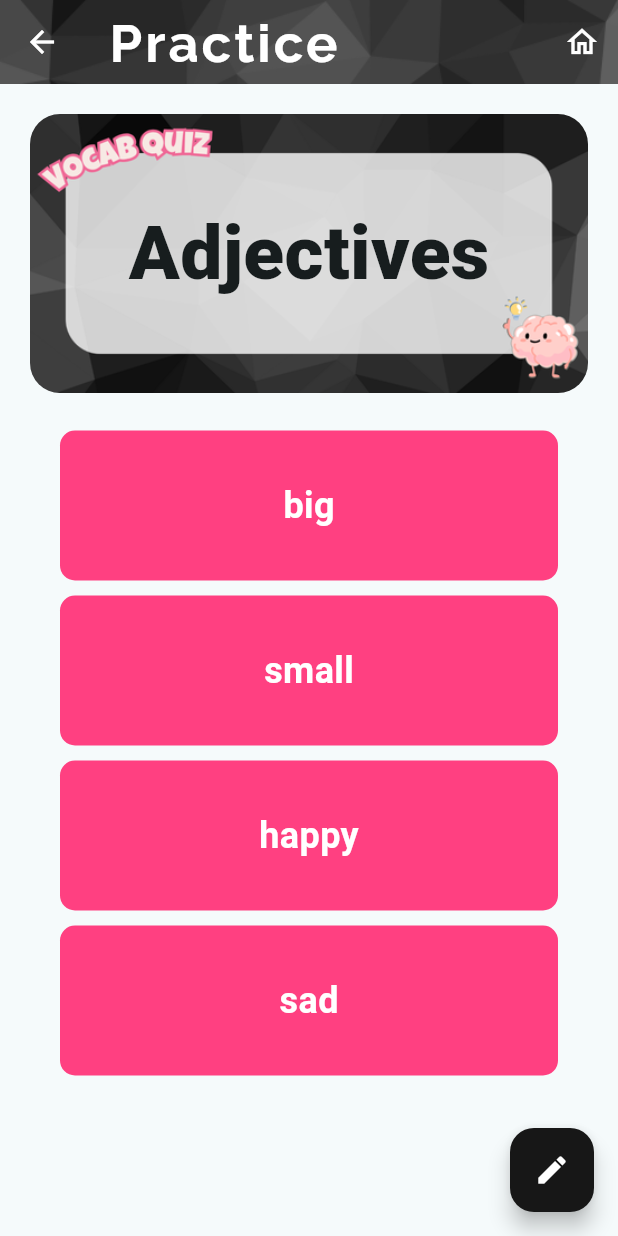
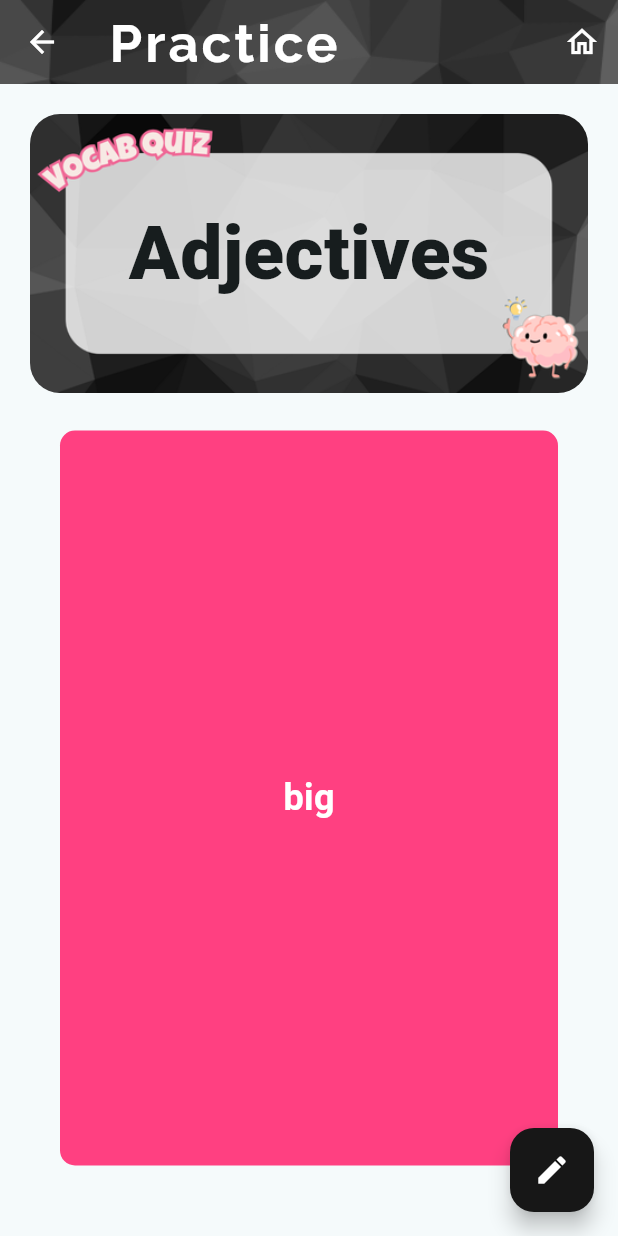
Before and after one commit to LisaMandarin/flutter-vocab-quiz, a Flutter app: the screen it shows after launch, after a tap on "Adjectives", on a phone screen of 412 x 824 dp. Run offline on Flutter 3.47's test engine with Material 3 defaults, Android fonts, the phone set to English and light mode, and no system bars; our stand-ins replace google_fonts, lottie, percent_indicator; Roboto replaces fonts that are missing (Baskervville).

Commit message:
feat: carousol on practice page

```diff
--- a/lib/views/components/flipcard_widget.dart
+++ b/lib/views/components/flipcard_widget.dart
@@ -80,7 +80,7 @@ class _FlipcardWidgetState extends State<FlipcardWidget>
       padding: const EdgeInsets.symmetric(vertical: 5),
       child: Container(
         width: double.infinity,
-        height: 100,
+        height: 500,
         decoration: BoxDecoration(
           color: Colors.pinkAccent,
           borderRadius: BorderRadius.circular(10),
@@ -103,7 +103,7 @@ class _FlipcardWidgetState extends State<FlipcardWidget>
       padding: const EdgeInsets.symmetric(vertical: 5),
       child: Container(
         width: double.infinity,
-        height: 100,
+        height: 500,
         decoration: BoxDecoration(
           color: Colors.pink[50],
           borderRadius: BorderRadius.circular(10),
--- /dev/null
+++ b/lib/views/components/pageIndicator_widget.dart
@@ -0,0 +1,68 @@
+import 'package:flutter/material.dart';
+import 'package:vocab_quiz/data/classes.dart';
+
+class PageIndicator extends StatefulWidget {
+  const PageIndicator({
+    super.key,
+    required this.tabController,
+    required this.currentPageIndex,
+    required this.onUpdateCurrentPageIndex,
+    required this.isOnDesktopAndWeb,
+    required this.vocabList,
+  });
+
+  final int currentPageIndex;
+  final TabController tabController;
+  final void Function(int) onUpdateCurrentPageIndex;
+  final bool isOnDesktopAndWeb;
+  final List<VocabItem> vocabList;
+
+  @override
+  State<PageIndicator> createState() => _PageIndicatorState();
+}
+
+class _PageIndicatorState extends State<PageIndicator> {
+  @override
+  Widget build(BuildContext context) {
+    if (!widget.isOnDesktopAndWeb) {
+      return const SizedBox.shrink();
+    }
+    final ColorScheme colorScheme = Theme.of(context).colorScheme;
+
+    return Padding(
+      padding: const EdgeInsets.all(8.0),
+      child: Row(
+        mainAxisAlignment: MainAxisAlignment.center,
+        children: <Widget>[
+          IconButton(
+            splashRadius: 16.0,
+            padding: EdgeInsets.zero,
+            onPressed: () {
+              if (widget.currentPageIndex == 0) {
+                return;
+              }
+              widget.onUpdateCurrentPageIndex(widget.currentPageIndex - 1);
+            },
+            icon: const Icon(Icons.arrow_left_rounded, size: 32.0),
+          ),
+          TabPageSelector(
+            controller: widget.tabController,
+            color: colorScheme.surface,
+            selectedColor: colorScheme.primary,
+          ),
+          IconButton(
+            splashRadius: 16.0,
+            padding: EdgeInsets.zero,
+            onPressed: () {
+              if (widget.currentPageIndex == widget.vocabList.length - 1) {
+                return;
+              }
+              widget.onUpdateCurrentPageIndex(widget.currentPageIndex + 1);
+            },
+            icon: const Icon(Icons.arrow_right_rounded, size: 32.0),
+          ),
+        ],
+      ),
+    );
+  }
+}
--- a/lib/views/pages/practice_page.dart
+++ b/lib/views/pages/practice_page.dart
@@ -3,7 +3,9 @@ import 'package:vocab_quiz/data/classes.dart';
 import 'package:vocab_quiz/views/components/appbar_widget.dart';
 import 'package:vocab_quiz/views/components/flipcard_widget.dart';
 import 'package:vocab_quiz/views/components/hero_widget.dart';
+import 'package:vocab_quiz/views/components/pageIndicator_widget.dart';
 import 'package:vocab_quiz/views/pages/quiz_page.dart';
+import 'package:flutter/foundation.dart';
 
 class PracticePage extends StatefulWidget {
   const PracticePage({super.key, required this.title, required this.vocabList});
@@ -14,7 +16,29 @@ class PracticePage extends StatefulWidget {
   State<PracticePage> createState() => _PracticePageState();
 }
 
-class _PracticePageState extends State<PracticePage> {
+class _PracticePageState extends State<PracticePage>
+    with TickerProviderStateMixin {
+  late PageController _pageViewController;
+  late TabController _tabController;
+  int _currentPageIndex = 0;
+
+  @override
+  void initState() {
+    super.initState();
+    _pageViewController = PageController();
+    _tabController = TabController(
+      length: widget.vocabList.length,
+      vsync: this,
+    );
+  }
+
+  @override
+  void dispose() {
+    super.dispose();
+    _pageViewController.dispose();
+    _tabController.dispose();
+  }
+
   @override
   Widget build(BuildContext context) {
     return Scaffold(
@@ -42,9 +66,27 @@ class _PracticePageState extends State<PracticePage> {
               SizedBox(height: 20),
               HeroWidget(title: widget.title),
               SizedBox(height: 20),
-              ...widget.vocabList.map(
-                (item) =>
-                    FlipcardWidget(front: item.word, back: item.definition),
+              SizedBox(
+                height: 500,
+                child: PageView(
+                  controller: _pageViewController,
+                  onPageChanged: _handlePageViewChanged,
+                  children: widget.vocabList
+                      .map(
+                        (item) => FlipcardWidget(
+                          front: item.word,
+                          back: item.definition,
+                        ),
+                      )
+                      .toList(),
+                ),
+              ),
+              PageIndicator(
+                tabController: _tabController,
+                currentPageIndex: _currentPageIndex,
+                onUpdateCurrentPageIndex: _updateCurrentPageIndex,
+                isOnDesktopAndWeb: _isOnDesktopAndWeb,
+                vocabList: widget.vocabList,
               ),
             ],
           ),
@@ -52,4 +94,34 @@ class _PracticePageState extends State<PracticePage> {
       ),
     );
   }
+
+  void _handlePageViewChanged(int currentPageIndex) {
+    if (!_isOnDesktopAndWeb) {
+      return;
+    }
+    _tabController.index = currentPageIndex;
+    setState(() {
+      _currentPageIndex = currentPageIndex;
+    });
+  }
+
+  void _updateCurrentPageIndex(int index) {
+    _tabController.index = index;
+    _pageViewController.animateToPage(
+      index,
+      duration: const Duration(milliseconds: 400),
+      curve: Curves.easeInOut,
+    );
+  }
+
+  bool get _isOnDesktopAndWeb =>
+      kIsWeb ||
+      switch (defaultTargetPlatform) {
+        TargetPlatform.macOS ||
+        TargetPlatform.linux ||
+        TargetPlatform.windows => true,
+        TargetPlatform.android ||
+        TargetPlatform.iOS ||
+        TargetPlatform.fuchsia => false,
+      };
 }
```
